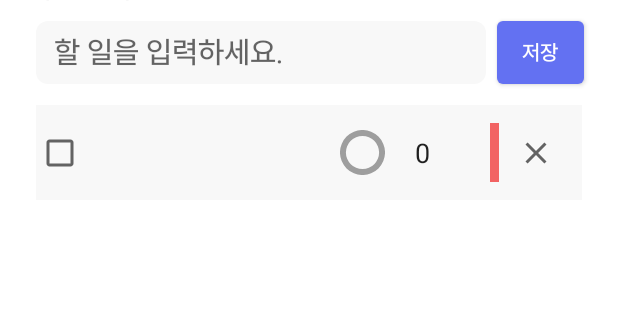
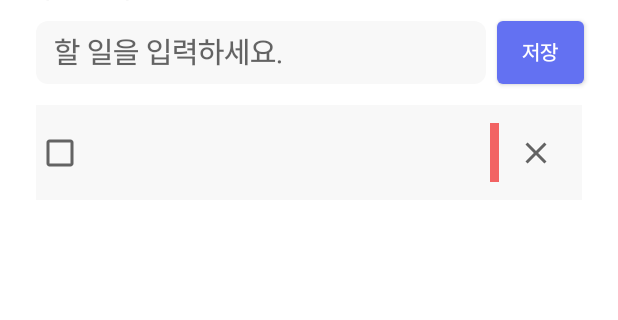
Before and after one commit to sh596/SSFProject, an Android app: the screen it shows after launch (MainActivity), after a tap on "저장", on a phone screen of 412 x 824 dp, the part 185-505 px from its top. Run offline under Robolectric (Android 15) with nearby library versions, the phone set to English and light mode, and no system bars; our stand-ins replace Room's generated code.

Commit message:
feat : remove Todo

```diff
--- a/app/src/main/java/com/example/achievelist/AppDatabase.kt
+++ b/app/src/main/java/com/example/achievelist/AppDatabase.kt
@@ -19,6 +19,7 @@ abstract class AppDatabase : RoomDatabase(){
                     AppDatabase::class.java,
                     "database-contacts"
                 )
+                    .fallbackToDestructiveMigration()
                     .allowMainThreadQueries()
                     .build()
             }
--- a/app/src/main/java/com/example/achievelist/Contacts.kt
+++ b/app/src/main/java/com/example/achievelist/Contacts.kt
@@ -4,8 +4,11 @@ import androidx.room.Entity
 import androidx.room.PrimaryKey
 
 @Entity(tableName = "tb_contacts")
-data class Contacts (
-    @PrimaryKey(autoGenerate = true) val id:Long,
+class Contacts (
     var content :String,
     var priority : Int,
-    var isChecked : Boolean)
+    var isChecked : Boolean
+    ){
+    @PrimaryKey(autoGenerate = true)
+    var id: Int = 0
+}
--- a/app/src/main/java/com/example/achievelist/MainActivity.kt
+++ b/app/src/main/java/com/example/achievelist/MainActivity.kt
@@ -1,18 +1,22 @@
 package com.example.achievelist
 
+import android.annotation.SuppressLint
+import android.content.ContentValues.TAG
 import androidx.appcompat.app.AppCompatActivity
 import android.os.Bundle
-import android.text.Editable
-import android.text.TextWatcher
+import android.util.Log
 import android.widget.*
 import androidx.recyclerview.widget.LinearLayoutManager
 import androidx.recyclerview.widget.RecyclerView
-import androidx.room.Room
+import kotlinx.coroutines.CoroutineScope
+import kotlinx.coroutines.Dispatchers
+import kotlinx.coroutines.launch
+import kotlinx.coroutines.runBlocking
 
 class MainActivity : AppCompatActivity() {
-    var db : AppDatabase? = null
-    var contactsList = mutableListOf<Contacts>()
-    val adapter = RecyclerViewAdapter(contactsList)
+    private var db: AppDatabase? = null
+    private var contactsList = mutableListOf<Contacts>()
+    @SuppressLint("NotifyDataSetChanged")
     override fun onCreate(savedInstanceState: Bundle?) {
         super.onCreate(savedInstanceState)
         setContentView(R.layout.activity_main)
@@ -22,29 +26,40 @@ class MainActivity : AppCompatActivity() {
         val radioBtn3 = findViewById<RadioButton>(R.id.radioBtn3)!!
         val addBtn = findViewById<Button>(R.id.mainTODoButton)
         var addEdittext = findViewById<EditText>(R.id.mainToDOEdittext)
-        val recyclerView : RecyclerView = findViewById(R.id.mainToDoRecyclerView)
+        val recyclerView: RecyclerView = findViewById(R.id.mainToDoRecyclerView)
         db = AppDatabase.getInstance(this)
+
+
+        val removeFunction = { c: Contacts -> db!!.contactsDao().delete(c) }
+
+        val readFunction = { Log.d(TAG, "onCreate: ${db!!.contactsDao().getAll().size }")}
+        val adapter = RecyclerViewAdapter(contactsList, removeFunction, readFunction)
 
         val savedContacts = db!!.contactsDao().getAll()
         recyclerView.layoutManager = LinearLayoutManager(this)
 
-        if(savedContacts.isNotEmpty())
-        {
+
+        recyclerView.adapter = adapter
+        if (savedContacts.isNotEmpty()) {
             contactsList.addAll(savedContacts)
         }
         addBtn.setOnClickListener {
-            var pr = 1
-            if(radioBtn1.isChecked)
+            var pr = 3
+            if (radioBtn1.isChecked)
+                pr = 0
+            else if (radioBtn2.isChecked)
                 pr = 1
-            else if(radioBtn2.isChecked)
+            else if (radioBtn3.isChecked)
                 pr = 2
-            else if(radioBtn3.isChecked)
-                pr = 3
-            val contact = Contacts(0,addEdittext.text.toString(),pr,false)
-            db?.contactsDao()?.insertAll(contact)
-            contactsList.add(contact)
+            val contact = Contacts(addEdittext.text.toString(), pr, false)
+            runBlocking {
+                db!!.contactsDao().insertAll(contact)
+            }
+            contactsList.clear()
+            runBlocking {
+                contactsList.addAll(db!!.contactsDao().getAll())
+            }
             adapter.notifyDataSetChanged()
         }
-        recyclerView.adapter = adapter
     }
 }
--- a/app/src/main/java/com/example/achievelist/RecyclerViewAdapter.kt
+++ b/app/src/main/java/com/example/achievelist/RecyclerViewAdapter.kt
@@ -1,9 +1,12 @@
 package com.example.achievelist
 
+import android.annotation.SuppressLint
 import android.app.Application
+import android.content.ContentValues
 import android.graphics.Color
 import android.text.Editable
 import android.text.TextWatcher
+import android.util.Log
 import android.view.LayoutInflater
 import android.view.View
 import android.view.ViewGroup
@@ -12,59 +15,46 @@ import androidx.constraintlayout.widget.ConstraintLayout
 import androidx.core.content.ContextCompat
 import androidx.recyclerview.widget.RecyclerView
 
-class RecyclerViewAdapter(val data : List<Contacts>) : RecyclerView.Adapter<RecyclerViewAdapter.ViewHolder>() {
-    class ViewHolder(val row : View) : RecyclerView.ViewHolder(row){
-        val checkbox : CheckBox = row.findViewById(R.id.checkBoxRecyclerItem)
-        val content : TextView = row.findViewById(R.id.textViewRecyclerItem)
-        val priorityBar : View = row.findViewById(R.id.priorityBar)
-        val progressBar : ProgressBar = row.findViewById(R.id.progressBar)
-        var progressBarEdittext : EditText = row.findViewById(R.id.progressBarEdittext)
-        val deleteBtn : ImageButton = row.findViewById(R.id.deleteButtonRecyclerItem)
-        val deleteView : View = row.findViewById(R.id.deleteView)
+class RecyclerViewAdapter(
+    private val data: MutableList<Contacts>,
+    private val removeFunction: (Contacts) -> Unit,
+    private val readFunction: () -> Int
+) :
+    RecyclerView.Adapter<RecyclerViewAdapter.ViewHolder>() {
+    class ViewHolder(row: View) : RecyclerView.ViewHolder(row) {
+        private val checkbox: CheckBox = row.findViewById(R.id.checkBoxRecyclerItem)
+        private val content: TextView = row.findViewById(R.id.textViewRecyclerItem)
+        private val priorityBar: View = row.findViewById(R.id.priorityBar)
+        val deleteBtn: ImageButton = row.findViewById(R.id.deleteButtonRecyclerItem)
+
+        fun onBind(contacts: Contacts){
+            content.text = contacts.content
+            checkbox.isChecked = contacts.isChecked
+            when(contacts.priority){
+                0 -> priorityBar.setBackgroundColor(Color.parseColor("#F26363"))
+                1 -> priorityBar.setBackgroundColor(Color.parseColor("#EDF263"))
+                2 -> priorityBar.setBackgroundColor(Color.parseColor("#6DB674"))
+            }
+        }
     }
 
     override fun onCreateViewHolder(
         parent: ViewGroup,
         viewType: Int
-    ): RecyclerViewAdapter.ViewHolder {
-        val layout = LayoutInflater.from(parent.context).inflate(R.layout.item,parent,false)
+    ): ViewHolder {
+        val layout = LayoutInflater.from(parent.context).inflate(R.layout.item, parent, false)
         return ViewHolder(layout)
     }
 
-    override fun onBindViewHolder(holder: RecyclerViewAdapter.ViewHolder, position: Int) {
-        holder.content.text = data.get(position).content
-        holder.deleteBtn.setOnClickListener(View.OnClickListener {
-            holder.deleteView.setVisibility(View.VISIBLE)
-            holder.progressBarEdittext.setText("")
-        })
-        holder.progressBarEdittext.addTextChangedListener(object : TextWatcher{
-            override fun beforeTextChanged(p0: CharSequence?, p1: Int, p2: Int, p3: Int) {
-            }
-            override fun afterTextChanged(p0: Editable?) {
-                val value = holder.progressBarEdittext.text.toString().toIntOrNull() ?: 0
-                if(value != null)
-                {
-                    if(value>100)
-                    {
-                        holder.progressBar.setProgress(100)
-                    }
-                    else
-                    {
-                        holder.progressBar.setProgress(value)
-                    }
-                }
-            }
-            override fun onTextChanged(p0: CharSequence?, p1: Int, p2: Int, p3: Int) {
-            }
-        })
-        when(data.get(position).priority){
-            1 -> holder.priorityBar.setBackgroundColor(Color.parseColor("#F26363"))
-            2 -> holder.priorityBar.setBackgroundColor(Color.parseColor("#EDF263"))
-            3 -> holder.priorityBar.setBackgroundColor(Color.parseColor("#6DB674"))
-            else -> holder.priorityBar.setBackgroundColor(Color.parseColor("#F26363"))
+    override fun onBindViewHolder(holder: ViewHolder, position: Int) {
+        holder.onBind(data[position])
+        holder.deleteBtn.setOnClickListener {
+            removeFunction(data[position])
+            readFunction()
+            data.removeAt(position)
+            notifyDataSetChanged()
         }
     }
-    override fun getItemCount(): Int {
-        return data.size
-    }
+
+    override fun getItemCount(): Int = data.size
 }
--- a/app/src/main/res/layout/item.xml
+++ b/app/src/main/res/layout/item.xml
@@ -5,7 +5,8 @@
     android:layout_width="match_parent"
     android:layout_height="39dp"
     android:layout_marginTop="12dp"
-    android:layout_marginBottom="12dp">
+    android:layout_marginBottom="12dp"
+    android:background="#f8f8f8">
 
     <CheckBox
         android:id="@+id/checkBoxRecyclerItem"
@@ -50,36 +51,4 @@
         app:layout_constraintEnd_toEndOf="parent"
         app:layout_constraintTop_toTopOf="parent" />
 
-    <ProgressBar
-        android:id="@+id/progressBar"
-        style="@style/Widget.AppCompat.ProgressBar.Horizontal"
-        android:layout_width="30dp"
-        android:layout_height="30dp"
-        android:layout_marginRight="20dp"
-        android:backgroundTint="#FBE7C6"
-        android:indeterminate="false"
-        android:max="100"
-        android:progressDrawable="@drawable/circle_progressbar"
-        android:progressTint="#edbf41"
-        app:layout_constraintBottom_toBottomOf="parent"
-        app:layout_constraintRight_toLeftOf="@id/progressBarEdittext"
-        app:layout_constraintTop_toTopOf="parent" />
-
-    <View
-        android:id="@+id/deleteView"
-        android:layout_width="match_parent"
-        android:layout_height="match_parent"
-        android:background="#F8F8F8"
-        android:visibility="invisible"/>
-    <EditText
-        android:id="@+id/progressBarEdittext"
-        android:layout_width="wrap_content"
-        android:layout_height="wrap_content"
-        android:layout_marginRight="20dp"
-        android:background="@null"
-        android:minWidth="30dp"
-        android:text="0"
-        app:layout_constraintBottom_toBottomOf="parent"
-        app:layout_constraintRight_toLeftOf="@id/priorityBar"
-        app:layout_constraintTop_toTopOf="parent" />
 </androidx.constraintlayout.widget.ConstraintLayout>
```
